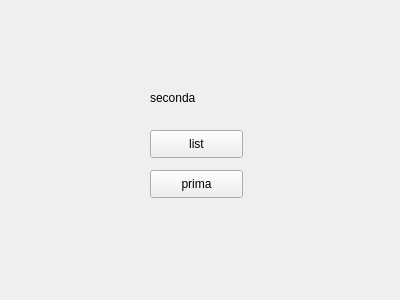
Before: the Qt Designer form NegozioDelUsatoPython/testing_leon2/seconda.ui in LeonUrsu/NegozioDellUsato-ExamIS, drawn with Qt 5.
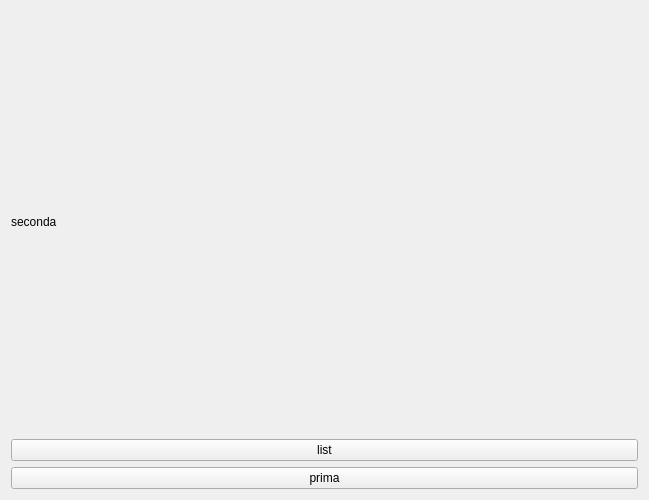
After: the same form once the commit is applied.

What changed in the file:
```diff
--- a/NegozioDelUsatoPython/testing_leon2/seconda.ui
+++ b/NegozioDelUsatoPython/testing_leon2/seconda.ui
@@ -6,52 +6,36 @@
    <rect>
     <x>0</x>
     <y>0</y>
-    <width>400</width>
-    <height>300</height>
+    <width>649</width>
+    <height>500</height>
    </rect>
   </property>
   <property name="windowTitle">
    <string>Form</string>
   </property>
+  <layout class="QVBoxLayout" name="verticalLayout">
+   <item>
+    <widget class="QLabel" name="label">
+     <property name="text">
+      <string>seconda</string>
+     </property>
+    </widget>
+   </item>
+   <item>
   <widget class="QPushButton" name="gotolistbtn">
-   <property name="geometry">
-    <rect>
-     <x>150</x>
-     <y>130</y>
-     <width>93</width>
-     <height>28</height>
-    </rect>
-   </property>
    <property name="text">
     <string>list</string>
    </property>
   </widget>
+   </item>
+   <item>
   <widget class="QPushButton" name="gotopribtn">
-   <property name="geometry">
-    <rect>
-     <x>150</x>
-     <y>170</y>
-     <width>93</width>
-     <height>28</height>
-    </rect>
-   </property>
    <property name="text">
     <string>prima</string>
    </property>
   </widget>
-  <widget class="QLabel" name="label">
-   <property name="geometry">
-    <rect>
-     <x>150</x>
-     <y>90</y>
-     <width>55</width>
-     <height>16</height>
-    </rect>
-   </property>
-   <property name="text">
-    <string>seconda</string>
-   </property>
-  </widget>
+   </item>
+  </layout>
  </widget>
  <resources/>
  <connections/>
```
Left out of the diff: 4 changed lines with no effect on the pictures. Lines whose indentation alone changed are shown as unchanged.
